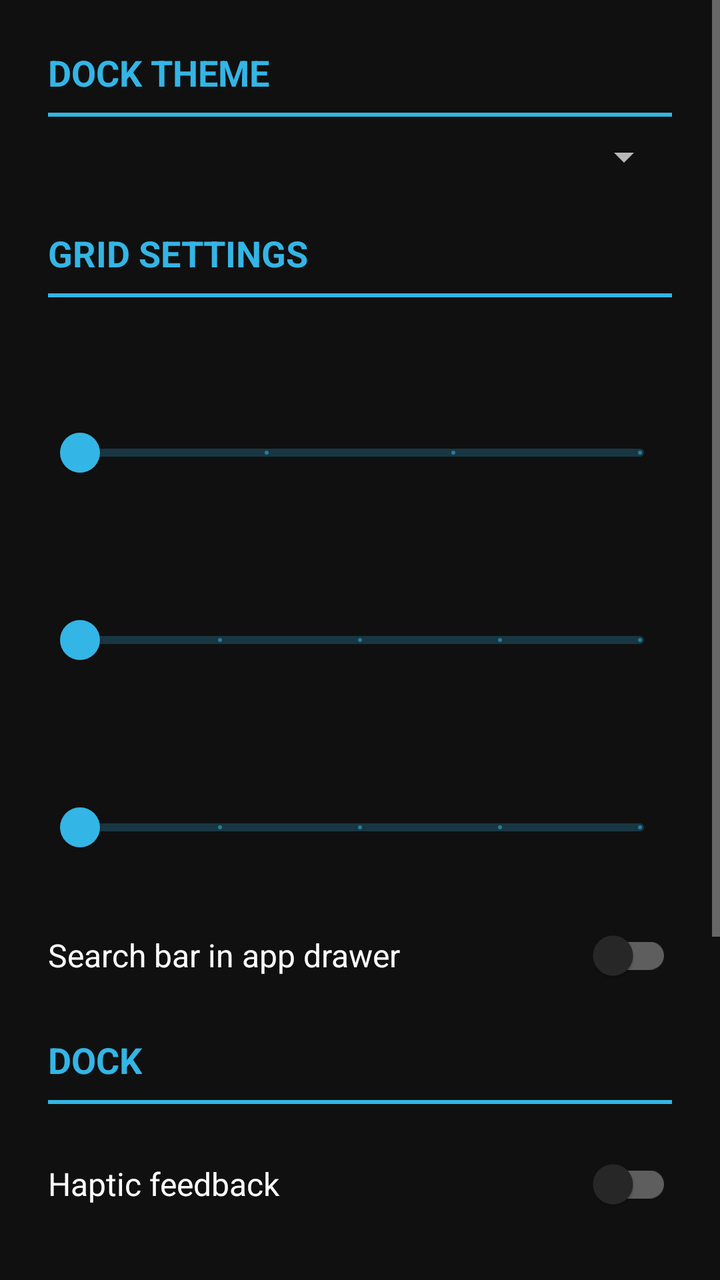
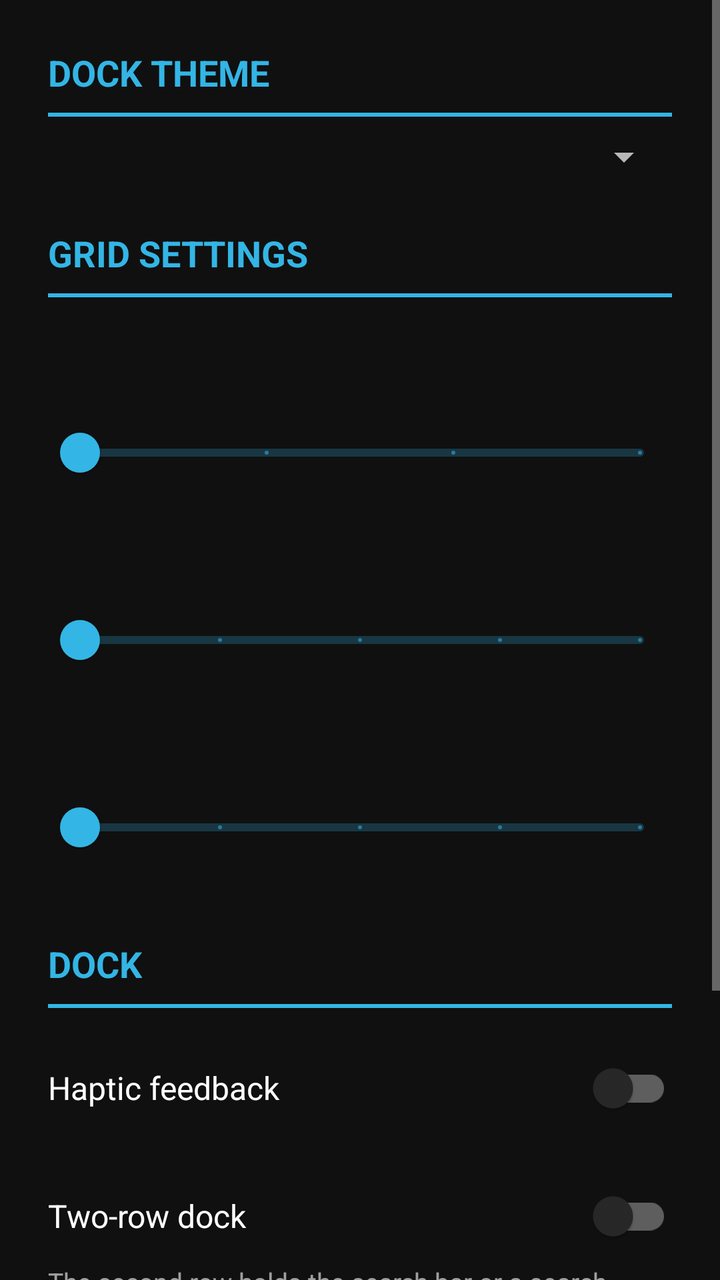

Screens rendered from an Android XML layout before and after an edit, with the pre-edit source and the edit as a unified diff.
<!-- AndroidManifest.xml: activity theme Theme.HoloSettings -->
<!-- res/layout/activity_customize.xml -->
<?xml version="1.0" encoding="utf-8"?>
<ScrollView xmlns:android="http://schemas.android.com/apk/res/android"
    android:layout_width="match_parent"
    android:layout_height="match_parent"
    android:fitsSystemWindows="true">

    <LinearLayout
        android:layout_width="match_parent"
        android:layout_height="wrap_content"
        android:orientation="vertical"
        android:padding="24dp">


        <TextView
            android:layout_width="wrap_content"
            android:layout_height="wrap_content"
            android:text="@string/theme"
            android:textAllCaps="true"
            android:textColor="@color/holo_blue"
            android:textSize="18sp"
            android:textStyle="bold" />

        <View
            android:layout_width="match_parent"
            android:layout_height="2dp"
            android:layout_marginTop="8dp"
            android:layout_marginBottom="8dp"
            android:background="@color/holo_blue" />

        <Spinner
            android:id="@+id/spinner_theme"
            style="@style/SpinnerPopup"
            android:layout_width="match_parent"
            android:layout_height="wrap_content"
            android:layout_marginBottom="24dp"
            android:spinnerMode="dropdown" />

        <TextView
            android:layout_width="wrap_content"
            android:layout_height="wrap_content"
            android:text="@string/grid_settings"
            android:textAllCaps="true"
            android:textColor="@color/holo_blue"
            android:textSize="18sp"
            android:textStyle="bold" />

        <View
            android:layout_width="match_parent"
            android:layout_height="2dp"
            android:layout_marginTop="8dp"
            android:layout_marginBottom="24dp"
            android:background="@color/holo_blue" />

        <TextView
            android:id="@+id/label_home_cols"
            android:layout_width="match_parent"
            android:layout_height="wrap_content"
            android:layout_marginTop="8dp"
            android:textColor="#FFFFFF"
            android:textSize="16sp" />

        <com.google.android.material.slider.Slider
            android:id="@+id/slider_home_cols"
            android:layout_width="match_parent"
            android:layout_height="wrap_content"
            android:layout_marginBottom="16dp"
            android:stepSize="1"
            android:valueFrom="3"
            android:valueTo="6" />

        <TextView
            android:id="@+id/label_home_rows"
            android:layout_width="match_parent"
            android:layout_height="wrap_content"
            android:layout_marginTop="8dp"
            android:textColor="#FFFFFF"
            android:textSize="16sp" />

        <com.google.android.material.slider.Slider
            android:id="@+id/slider_home_rows"
            android:layout_width="match_parent"
            android:layout_height="wrap_content"
            android:layout_marginBottom="16dp"
            android:stepSize="1"
            android:valueFrom="3"
            android:valueTo="7" />

        <TextView
            android:id="@+id/label_drawer_cols"
            android:layout_width="match_parent"
            android:layout_height="wrap_content"
            android:layout_marginTop="8dp"
            android:textColor="#FFFFFF"
            android:textSize="16sp" />

        <com.google.android.material.slider.Slider
            android:id="@+id/slider_drawer_cols"
            android:layout_width="match_parent"
            android:layout_height="wrap_content"
            android:layout_marginBottom="16dp"
            android:stepSize="1"
            android:valueFrom="3"
            android:valueTo="7" />

        <com.google.android.material.switchmaterial.SwitchMaterial
            android:id="@+id/switch_drawer_search"
            android:layout_width="match_parent"
            android:layout_height="wrap_content"
            android:text="@string/drawer_search"
            android:textColor="#FFFFFF"
            android:textSize="16sp" />

        <TextView
            android:layout_width="wrap_content"
            android:layout_height="wrap_content"
            android:layout_marginTop="16dp"
            android:text="@string/dock_settings"
            android:textAllCaps="true"
            android:textColor="@color/holo_blue"
            android:textSize="18sp"
            android:textStyle="bold" />

        <View
            android:layout_width="match_parent"
            android:layout_height="2dp"
            android:layout_marginTop="8dp"
            android:layout_marginBottom="16dp"
            android:background="@color/holo_blue" />

        <com.google.android.material.switchmaterial.SwitchMaterial
            android:id="@+id/switch_haptics"
            android:layout_width="match_parent"
            android:layout_height="wrap_content"
            android:layout_marginBottom="16dp"
            android:text="@string/haptics"
            android:textColor="#FFFFFF"
            android:textSize="16sp" />

        <com.google.android.material.switchmaterial.SwitchMaterial
            android:id="@+id/switch_dock_two_rows"
            android:layout_width="match_parent"
            android:layout_height="wrap_content"
            android:text="@string/dock_two_rows"
            android:textColor="#FFFFFF"
            android:textSize="16sp" />

        <TextView
            android:layout_width="match_parent"
            android:layout_height="wrap_content"
            android:layout_marginBottom="16dp"
            android:text="@string/dock_two_rows_hint"
            android:textColor="#99FFFFFF"
            android:textSize="13sp" />

        <TextView
            android:layout_width="match_parent"
            android:layout_height="wrap_content"
            android:text="@string/search_widget"
            android:textColor="#FFFFFF"
            android:textSize="16sp" />

        <RadioGroup
            android:id="@+id/group_search"
            android:layout_width="match_parent"
            android:layout_height="wrap_content"
            android:layout_marginTop="4dp">

            <RadioButton
                android:id="@+id/radio_search_builtin"
                android:layout_width="match_parent"
                android:layout_height="wrap_content"
                android:text="@string/search_builtin"
                android:textColor="#FFFFFF" />

            <RadioButton
                android:id="@+id/radio_search_google"
                android:layout_width="match_parent"
                android:layout_height="wrap_content"
                android:text="@string/search_google"
                android:textColor="#FFFFFF" />
        </RadioGroup>

    </LinearLayout>
</ScrollView>
<!-- resources referenced by this layout -->
<resources>
  <color name="holo_blue">#33B5E5</color>
  <string name="dock_settings">Dock</string>
  <string name="dock_two_rows">Two-row dock</string>
  <string name="dock_two_rows_hint">The second row holds the search bar or a search widget</string>
  <string name="drawer_search">Search bar in app drawer</string>
  <string name="grid_settings">Grid settings</string>
  <string name="haptics">Haptic feedback</string>
  <string name="search_builtin">Built-in search bar</string>
  <string name="search_google">Google Search widget</string>
  <string name="search_widget">Search widget</string>
  <string name="theme">Dock theme</string>
  <style name="SpinnerPopup" parent="Widget.AppCompat.Spinner">
          <item name="android:popupBackground">@drawable/bg_popup_holo</item>
      </style>
  <style name="Theme.HoloSettings" parent="Theme.MaterialComponents.NoActionBar">
          <item name="colorPrimary">@color/holo_blue</item>
          <item name="colorPrimaryVariant">@color/holo_blue_dark</item>
          <item name="colorOnPrimary">@android:color/black</item>
          <item name="colorSecondary">@color/holo_blue</item>
          <item name="android:windowBackground">@color/holo_bg</item>
          <item name="android:statusBarColor">@android:color/black</item>
          <item name="android:navigationBarColor">@android:color/black</item>
      </style>
  <!-- drawable bg_popup_holo (drawable) -->
  <?xml version="1.0" encoding="utf-8"?>
  <shape xmlns:android="http://schemas.android.com/apk/res/android" android:shape="rectangle">
      <solid android:color="#F2181818" />
      <stroke android:width="1dp" android:color="#6633B5E5" />
      <corners android:radius="20dp" />
  </shape>
  <color name="holo_blue_dark">#0099CC</color>
  <color name="holo_bg">#101010</color>
</resources>

<!-- the commit's change to res/layout/activity_customize.xml (unified diff, before → after) -->
@@ -102,14 +102,6 @@
             android:valueFrom="3"
             android:valueTo="7" />
 
-        <com.google.android.material.switchmaterial.SwitchMaterial
-            android:id="@+id/switch_drawer_search"
-            android:layout_width="match_parent"
-            android:layout_height="wrap_content"
-            android:text="@string/drawer_search"
-            android:textColor="#FFFFFF"
-            android:textSize="16sp" />
-
         <TextView
             android:layout_width="wrap_content"
             android:layout_height="wrap_content"
<!-- resource entries referenced after the edit -->
@@ -4,7 +4,6 @@
   <string name="dock_settings">Dock</string>
   <string name="dock_two_rows">Two-row dock</string>
   <string name="dock_two_rows_hint">The second row holds the search bar or a search widget</string>
-  <string name="drawer_search">Search bar in app drawer</string>
   <string name="grid_settings">Grid settings</string>
   <string name="haptics">Haptic feedback</string>
   <string name="search_builtin">Built-in search bar</string>
